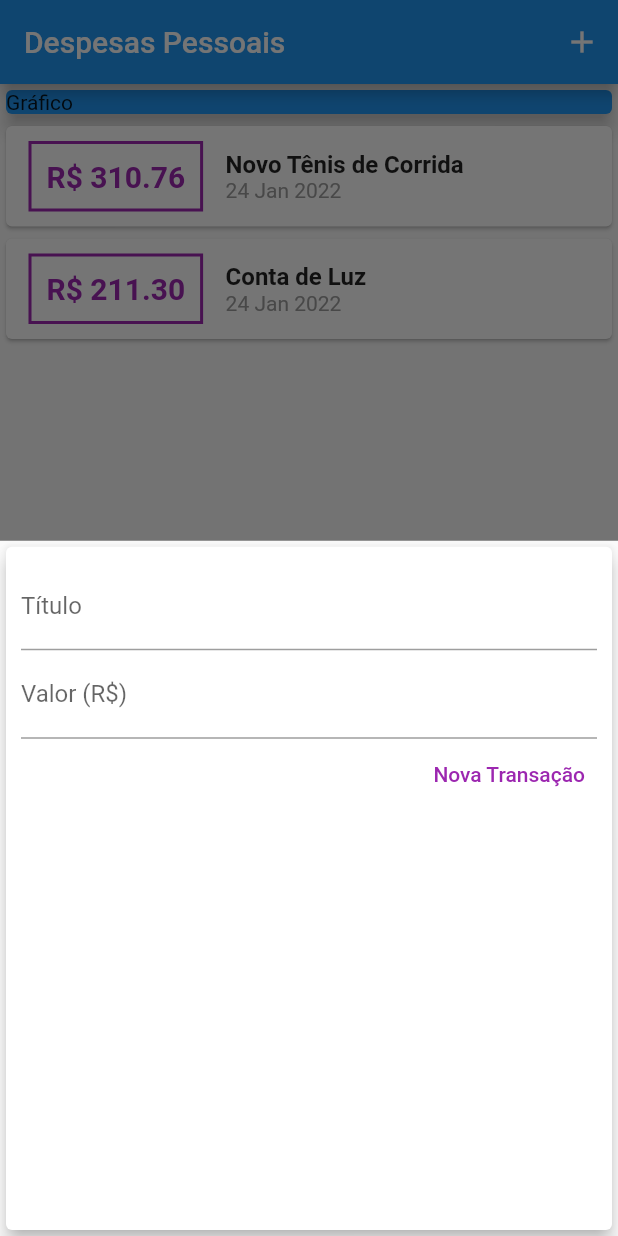
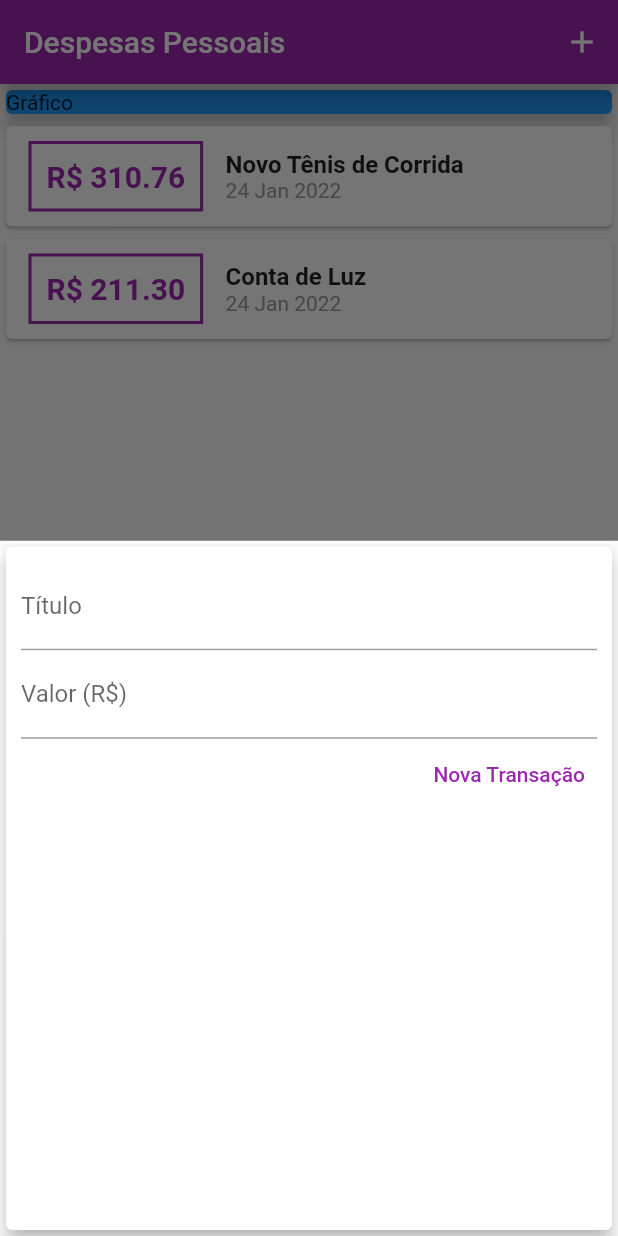
Before and after one commit to christopherldo/flutter-despesaspessoais, a Flutter app: the screen it shows after launch, after a tap on the "add" icon, on a phone screen of 412 x 824 dp. Run offline on Flutter 3.47's test engine with Material 2 defaults, Android fonts, the phone set to English and light mode, and no system bars.

Commit message:
Estilo com Theme

```diff
--- a/lib/components/transaction_form.dart
+++ b/lib/components/transaction_form.dart
@@ -58,7 +58,7 @@ class _TransactionFormState extends State<TransactionForm> {
                   child: Text(
                     'Nova Transação',
                     style: TextStyle(
-                      color: Colors.purple,
+                      color: Theme.of(context).primaryColor,
                     ),
                   ),
                 ),
--- a/lib/components/transaction_list.dart
+++ b/lib/components/transaction_list.dart
@@ -26,7 +26,7 @@ class TransactionList extends StatelessWidget {
                 ),
                 decoration: BoxDecoration(
                   border: Border.all(
-                    color: Colors.purple,
+                    color: Theme.of(context).primaryColor,
                     width: 2,
                   ),
                 ),
@@ -36,7 +36,7 @@ class TransactionList extends StatelessWidget {
                   style: TextStyle(
                     fontWeight: FontWeight.bold,
                     fontSize: 20,
-                    color: Colors.purple,
+                    color: Theme.of(context).primaryColor,
                   ),
                 ),
               ),
--- a/lib/main.dart
+++ b/lib/main.dart
@@ -13,8 +13,17 @@ class ExpensesApp extends StatelessWidget {
 
   @override
   Widget build(BuildContext context) {
+    final ThemeData theme = ThemeData(
+      primarySwatch: Colors.purple,
+    );
+
     return MaterialApp(
       home: MyHomePage(),
+      theme: theme.copyWith(
+        colorScheme: theme.colorScheme.copyWith(
+          secondary: Colors.amber,
+        ),
+      ),
     );
   }
 }
```
